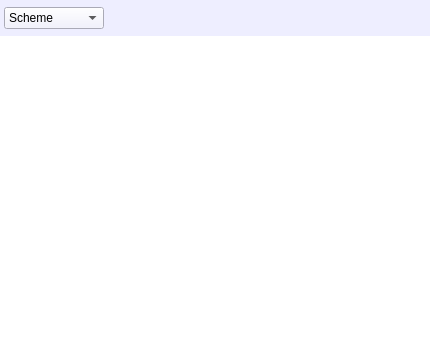
Before: the Qt Designer form gui/tile_widget/tile_widget.ui in sbrepo2022/SketchCAD, drawn with Qt 5.
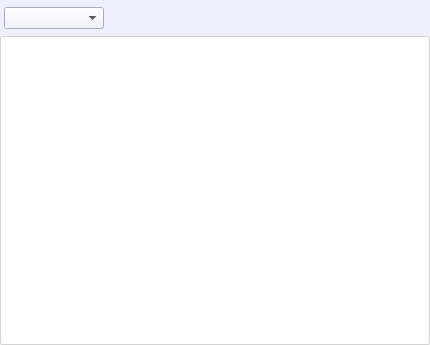
After: the same form once the commit is applied. Icons and pictures are not drawn.

Commit message: Add tile system, logs and scheme tile view plugins, start working on add point edit mode

Patch:
```diff
--- a/gui/tile_widget/tile_widget.ui
+++ b/gui/tile_widget/tile_widget.ui
@@ -85,24 +85,12 @@
           <height>0</height>
          </size>
         </property>
-        <item>
-         <property name="text">
-          <string>Scheme</string>
-         </property>
-         <property name="icon">
-          <iconset resource="../resources.qrc">
-           <normaloff>:/resources/icons/floor_plan.png</normaloff>:/resources/icons/floor_plan.png</iconset>
-         </property>
-        </item>
-        <item>
-         <property name="text">
-          <string>List</string>
-         </property>
-         <property name="icon">
-          <iconset resource="../resources.qrc">
-           <normaloff>:/resources/icons/open.png</normaloff>:/resources/icons/open.png</iconset>
-         </property>
-        </item>
+        <property name="iconSize">
+         <size>
+          <width>16</width>
+          <height>16</height>
+         </size>
+        </property>
        </widget>
       </item>
       <item>
@@ -202,10 +190,29 @@
       </sizepolicy>
      </property>
      <property name="styleSheet">
-      <string notr="true">QWidget {
+      <string notr="true">#content_widget {
 	background: #fff;
+	border: 1px solid lightgray;
+	border-radius: 2px;
 }</string>
      </property>
+     <layout class="QVBoxLayout" name="verticalLayout_2">
+      <property name="spacing">
+       <number>0</number>
+      </property>
+      <property name="leftMargin">
+       <number>0</number>
+      </property>
+      <property name="topMargin">
+       <number>0</number>
+      </property>
+      <property name="rightMargin">
+       <number>0</number>
+      </property>
+      <property name="bottomMargin">
+       <number>0</number>
+      </property>
+     </layout>
     </widget>
    </item>
   </layout>
```
The commit also changes 69 other files.
